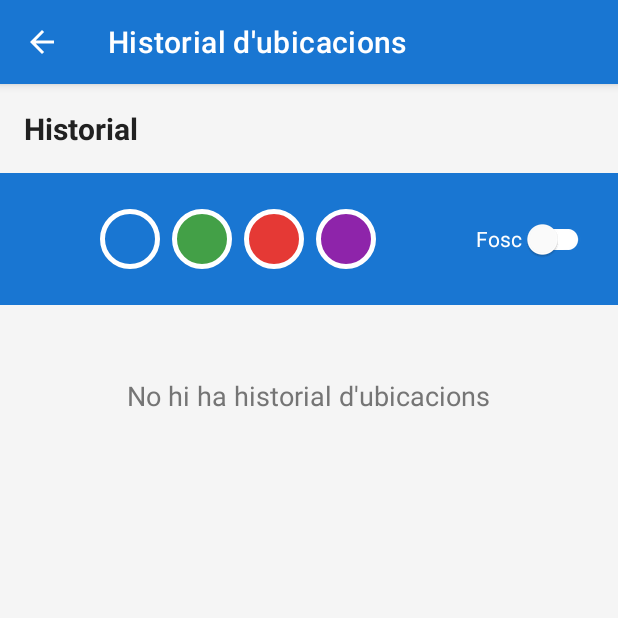
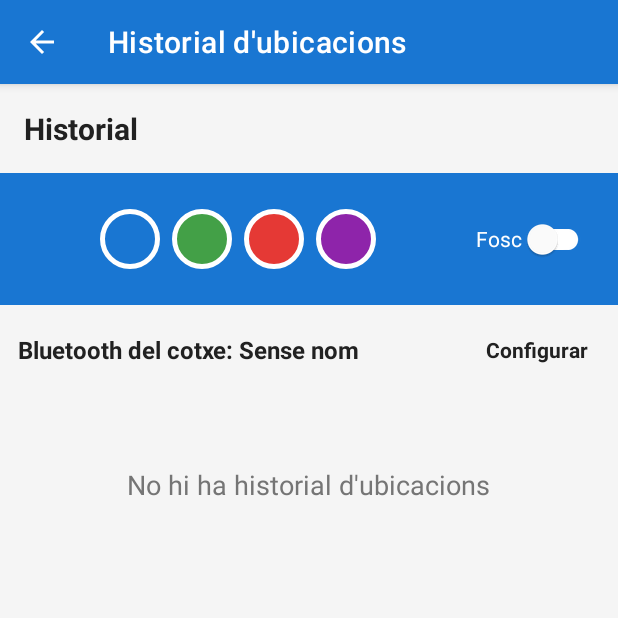
Before and after one commit to segueix/trobacar, an Android app: the screen it shows after launch (HistoryActivity), after a tap on "Historial d'ubicacions", on a phone screen of 412 x 824 dp, the top half of it. Run offline under Robolectric (Android 15) with nearby library versions, the phone set to English and light mode, and no system bars.

Commit message:
Prompt for car Bluetooth name and expose reset

```diff
--- a/app/src/main/java/cat/edealae/trobacar/HistoryActivity.kt
+++ b/app/src/main/java/cat/edealae/trobacar/HistoryActivity.kt
@@ -8,6 +8,7 @@ import android.view.LayoutInflater
 import android.view.View
 import android.view.ViewGroup
 import android.widget.ImageView
+import android.widget.EditText
 import android.widget.TextView
 import android.widget.Toast
 import androidx.appcompat.app.AlertDialog
@@ -17,11 +18,17 @@ import androidx.recyclerview.widget.RecyclerView
 
 class HistoryActivity : AppCompatActivity() {
 
+    companion object {
+        private const val CAR_BLUETOOTH_PREF_KEY = "car_bluetooth_name"
+    }
+
     private lateinit var recyclerView: RecyclerView
     private lateinit var emptyView: TextView
     private lateinit var clearButton: TextView
     private lateinit var adapter: HistoryAdapter
     private lateinit var darkModeSwitch: com.google.android.material.switchmaterial.SwitchMaterial
+    private lateinit var carBluetoothName: TextView
+    private lateinit var resetCarBluetoothButton: TextView
 
     override fun onCreate(savedInstanceState: Bundle?) {
         // Aplicar tema guardat abans de setContentView
@@ -37,6 +44,8 @@ class HistoryActivity : AppCompatActivity() {
         emptyView = findViewById(R.id.emptyHistoryText)
         clearButton = findViewById(R.id.clearHistoryButton)
         darkModeSwitch = findViewById(R.id.darkModeSwitch)
+        carBluetoothName = findViewById(R.id.carBluetoothName)
+        resetCarBluetoothButton = findViewById(R.id.resetCarBluetoothButton)
 
         recyclerView.layoutManager = LinearLayoutManager(this)
 
@@ -44,9 +53,14 @@ class HistoryActivity : AppCompatActivity() {
             showClearConfirmDialog()
         }
 
+        resetCarBluetoothButton.setOnClickListener {
+            showCarBluetoothDialog()
+        }
+
         setupThemeSelectors()
 
         loadHistory()
+        updateCarBluetoothName()
     }
 
     private fun setupThemeSelectors() {
@@ -125,6 +139,43 @@ class HistoryActivity : AppCompatActivity() {
             )
             recyclerView.adapter = adapter
         }
+    }
+
+    private fun updateCarBluetoothName() {
+        val prefs = getSharedPreferences("TrobaCar", Context.MODE_PRIVATE)
+        val name = prefs.getString(CAR_BLUETOOTH_PREF_KEY, null)?.trim()
+        if (name.isNullOrEmpty()) {
+            carBluetoothName.text = "Bluetooth del cotxe: Sense nom"
+            resetCarBluetoothButton.text = "Configurar"
+        } else {
+            carBluetoothName.text = "Bluetooth del cotxe: $name"
+            resetCarBluetoothButton.text = "Reset"
+        }
+    }
+
+    private fun showCarBluetoothDialog() {
+        val prefs = getSharedPreferences("TrobaCar", Context.MODE_PRIVATE)
+        val currentName = prefs.getString(CAR_BLUETOOTH_PREF_KEY, null).orEmpty()
+        val input = EditText(this)
+        input.setText(currentName)
+        input.setSelectAllOnFocus(true)
+        input.hint = "Nom del Bluetooth del cotxe"
+
+        AlertDialog.Builder(this)
+            .setTitle("Bluetooth del cotxe")
+            .setMessage("Introdueix el nom exacte del Bluetooth del teu cotxe (respecta majúscules i minúscules).")
+            .setView(input)
+            .setPositiveButton("Guardar") { _, _ ->
+                val name = input.text.toString().trim()
+                if (name.isNotEmpty()) {
+                    prefs.edit().putString(CAR_BLUETOOTH_PREF_KEY, name).apply()
+                    updateCarBluetoothName()
+                } else {
+                    Toast.makeText(this, "Has d'introduir un nom vàlid", Toast.LENGTH_SHORT).show()
+                }
+            }
+            .setNegativeButton("Cancel·lar", null)
+            .show()
     }
 
     private fun deleteEntry(entry: LocationEntry) {
--- a/app/src/main/java/cat/edealae/trobacar/MainActivity.kt
+++ b/app/src/main/java/cat/edealae/trobacar/MainActivity.kt
@@ -20,6 +20,10 @@ import androidx.core.content.ContextCompat
 import com.google.android.material.button.MaterialButton
 
 class MainActivity : AppCompatActivity() {
+
+    companion object {
+        private const val CAR_BLUETOOTH_PREF_KEY = "car_bluetooth_name"
+    }
 
     private lateinit var gpsIndicator: ImageView
     private lateinit var androidAutoIndicator: ImageView
@@ -87,6 +91,8 @@ class MainActivity : AppCompatActivity() {
             startActivity(intent)
         }
 
+        ensureCarBluetoothName()
+
         // Demanar permisos si cal
         checkAndRequestPermissions()
 
@@ -149,6 +155,33 @@ class MainActivity : AppCompatActivity() {
         } else {
             startLocationService()
         }
+    }
+
+    private fun ensureCarBluetoothName() {
+        val prefs = getSharedPreferences("TrobaCar", Context.MODE_PRIVATE)
+        val currentName = prefs.getString(CAR_BLUETOOTH_PREF_KEY, null)
+        if (!currentName.isNullOrBlank()) {
+            return
+        }
+
+        val input = EditText(this)
+        input.hint = "Nom del Bluetooth del cotxe"
+
+        AlertDialog.Builder(this)
+            .setTitle("Configura el Bluetooth del cotxe")
+            .setMessage("Introdueix el nom exacte del Bluetooth del teu cotxe (respecta majúscules i minúscules).")
+            .setView(input)
+            .setCancelable(false)
+            .setPositiveButton("Guardar") { _, _ ->
+                val name = input.text.toString().trim()
+                if (name.isNotEmpty()) {
+                    prefs.edit().putString(CAR_BLUETOOTH_PREF_KEY, name).apply()
+                } else {
+                    Toast.makeText(this, "Has d'introduir un nom vàlid", Toast.LENGTH_SHORT).show()
+                    ensureCarBluetoothName()
+                }
+            }
+            .show()
     }
 
     private fun startLocationService() {
--- a/app/src/main/res/layout/activity_history.xml
+++ b/app/src/main/res/layout/activity_history.xml
@@ -106,6 +106,39 @@
 
     </LinearLayout>
 
+    <!-- Bluetooth del cotxe -->
+    <LinearLayout
+        android:id="@+id/carBluetoothSection"
+        android:layout_width="match_parent"
+        android:layout_height="wrap_content"
+        android:orientation="horizontal"
+        android:gravity="center_vertical"
+        android:padding="12dp"
+        android:background="?android:attr/windowBackground">
+
+        <TextView
+            android:id="@+id/carBluetoothName"
+            android:layout_width="0dp"
+            android:layout_height="wrap_content"
+            android:layout_weight="1"
+            android:text="Bluetooth del cotxe: -"
+            android:textColor="?android:attr/textColorPrimary"
+            android:textSize="16sp"
+            android:textStyle="bold" />
+
+        <TextView
+            android:id="@+id/resetCarBluetoothButton"
+            android:layout_width="wrap_content"
+            android:layout_height="wrap_content"
+            android:text="Reset"
+            android:textColor="?android:attr/textColorPrimary"
+            android:textStyle="bold"
+            android:padding="8dp"
+            android:background="?attr/selectableItemBackground"
+            android:clickable="true"
+            android:focusable="true" />
+    </LinearLayout>
+
     <!-- RecyclerView -->
     <androidx.recyclerview.widget.RecyclerView
         android:id="@+id/historyRecyclerView"
```
Also changed, not shown: app/src/main/java/cat/edealae/trobacar/BluetoothReceiver.kt (+5 -2 lines).
